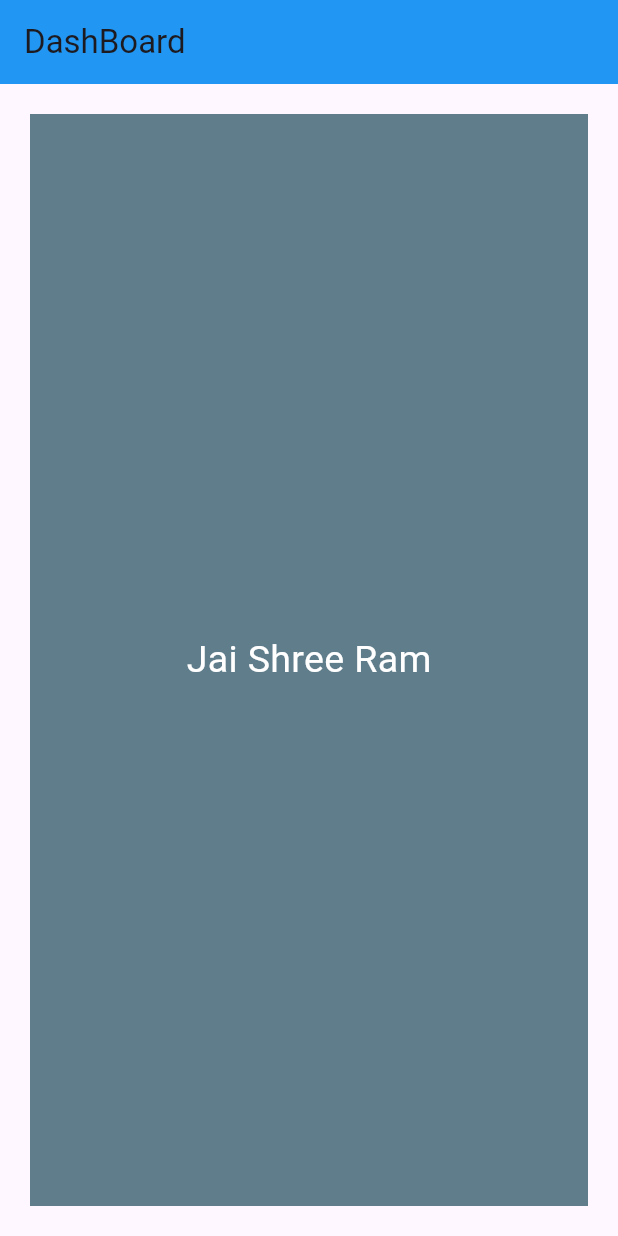
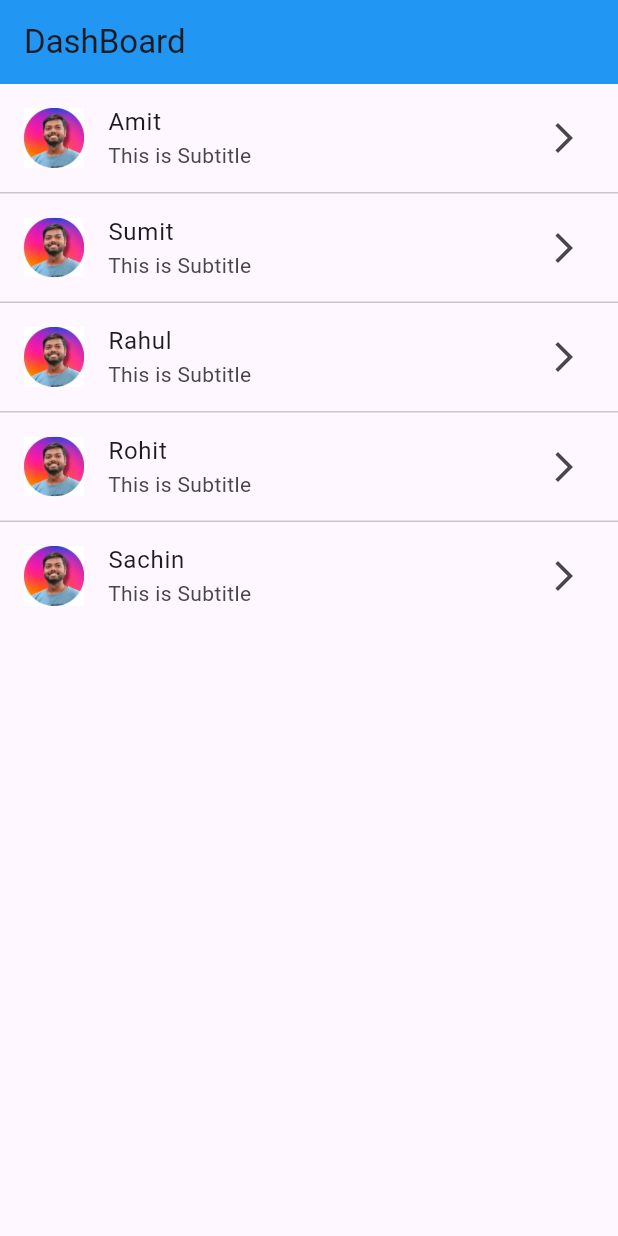
Before and after one commit to codebyAbhishekBharti/flutter_basics, a Flutter app: the screen it shows after launch, on a phone screen of 412 x 824 dp. Run offline on Flutter 3.47's test engine with Material 3 defaults, Android fonts, the phone set to English and light mode, and no system bars.

Commit message:
Add ListTile in ListView

```diff
--- a/lib/main.dart
+++ b/lib/main.dart
@@ -19,25 +19,28 @@ class FlutterApp extends StatelessWidget{
 class DashBoardScreen extends StatelessWidget{
   @override
   Widget build(BuildContext context) {
+    var arrNames = ['Amit', 'Sumit', 'Rahul', 'Rohit', 'Sachin'];
     return Scaffold(
       appBar: AppBar(
         title: Text('DashBoard'),
         backgroundColor: Colors.blue,
       ),
-      // body: const Padding(
-      //   // padding: const EdgeInsets.all(8.0),
-      //   padding: EdgeInsets.only(top: 11,left:111),
-      //   child: Text("Jai Shree Ram",style: TextStyle(fontSize: 25),),
-      // )
-      body: Container(
-        color: Colors.blueGrey,
-        margin: EdgeInsets.all(20),
-        child: const Center(
-          child: Padding(
-            padding: EdgeInsets.all(11),
-            child: Text("Jai Shree Ram",style: TextStyle(fontSize: 25,color: Colors.white),),
-          ),
-        ),
+      body: ListView.separated(
+        itemBuilder: (context, index){
+          return ListTile(
+            // leading: Text('${index+1}'),
+            leading: CircleAvatar(
+              child: Image.asset('assets/images/abhishek.jpg'),
+            ),
+            title: Text(arrNames[index]),
+            subtitle: Text('This is Subtitle'),
+            trailing: Icon(Icons.arrow_forward_ios),
+          );
+        },
+        separatorBuilder: (BuildContext context, int index) {
+          return const Divider(height: 1,thickness: 1,);
+        },
+        itemCount: arrNames.length,
       )
     );
   }
```
